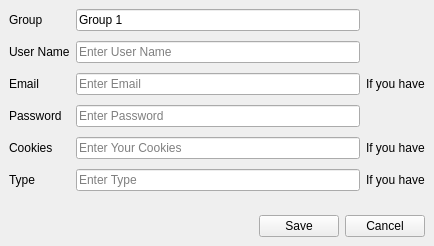
The window that ui/Public/Add_Account.ui (kreemkhaled112/GUI) describes before a commit, drawn with Qt 5.
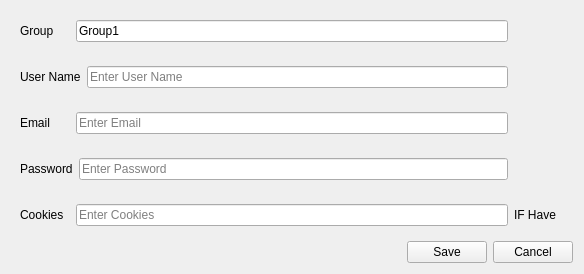
The same window after the commit.

```diff
--- a/ui/Public/Add_Account.ui
+++ b/ui/Public/Add_Account.ui
@@ -6,117 +6,122 @@
    <rect>
     <x>0</x>
     <y>0</y>
-    <width>434</width>
-    <height>244</height>
+    <width>584</width>
+    <height>263</height>
    </rect>
   </property>
   <property name="windowTitle">
    <string>Form</string>
   </property>
-  <layout class="QVBoxLayout" name="verticalLayout_3">
-   <property name="leftMargin">
-    <number>0</number>
-   </property>
-   <property name="topMargin">
-    <number>0</number>
-   </property>
-   <property name="rightMargin">
-    <number>0</number>
-   </property>
-   <property name="bottomMargin">
-    <number>0</number>
-   </property>
-   <item>
-    <widget class="QWidget" name="widget_3" native="true">
-     <layout class="QHBoxLayout" name="horizontalLayout">
+  <layout class="QGridLayout" name="gridLayout">
+   <item row="4" column="0" colspan="2" alignment="Qt::AlignRight">
+    <widget class="QWidget" name="widget_2" native="true">
+     <layout class="QHBoxLayout" name="horizontalLayout_8">
+      <property name="spacing">
+       <number>6</number>
+      </property>
+      <property name="leftMargin">
+       <number>0</number>
+      </property>
+      <property name="topMargin">
+       <number>0</number>
+      </property>
+      <property name="rightMargin">
+       <number>0</number>
+      </property>
+      <property name="bottomMargin">
+       <number>0</number>
+      </property>
       <item>
-       <widget class="QWidget" name="widget" native="true">
-        <layout class="QVBoxLayout" name="verticalLayout">
-         <property name="spacing">
-          <number>10</number>
-         </property>
-         <property name="leftMargin">
-          <number>0</number>
-         </property>
-         <property name="topMargin">
-          <number>0</number>
-         </property>
-         <property name="rightMargin">
-          <number>0</number>
-         </property>
-         <property name="bottomMargin">
-          <number>0</number>
-         </property>
-         <item>
-          <widget class="QLabel" name="label_5">
-           <property name="text">
-            <string>Group</string>
-           </property>
-          </widget>
-         </item>
-         <item>
-          <widget class="QLabel" name="label_3">
-           <property name="text">
-            <string>User Name</string>
-           </property>
-          </widget>
-         </item>
-         <item>
-          <widget class="QLabel" name="label_2">
-           <property name="text">
-            <string>Email</string>
-           </property>
-          </widget>
-         </item>
+       <widget class="QPushButton" name="Save">
+        <property name="text">
+         <string>Save</string>
+        </property>
+       </widget>
+      </item>
+      <item>
+       <widget class="QPushButton" name="Cancel">
+        <property name="text">
+         <string>Cancel</string>
+        </property>
+       </widget>
+      </item>
+     </layout>
+    </widget>
+   </item>
+   <item row="0" column="0" rowspan="3" colspan="2">
+    <widget class="QWidget" name="widget" native="true">
+     <layout class="QVBoxLayout" name="verticalLayout">
+      <property name="spacing">
+       <number>6</number>
+      </property>
+      <property name="leftMargin">
+       <number>0</number>
+      </property>
+      <property name="topMargin">
+       <number>0</number>
+      </property>
+      <property name="rightMargin">
+       <number>0</number>
+      </property>
+      <property name="bottomMargin">
+       <number>0</number>
+      </property>
+      <item>
+       <widget class="QWidget" name="widget_3" native="true">
+        <layout class="QHBoxLayout" name="horizontalLayout">
          <item>
           <widget class="QLabel" name="label">
-           <property name="text">
-            <string>Password</string>
+           <property name="minimumSize">
+            <size>
+             <width>50</width>
+             <height>0</height>
+            </size>
            </property>
-          </widget>
-         </item>
-         <item>
-          <widget class="QLabel" name="label_6">
            <property name="text">
-            <string>Cookies</string>
+            <string>Group</string>
            </property>
           </widget>
          </item>
-         <item>
-          <widget class="QLabel" name="label_4">
-           <property name="text">
-            <string>Type</string>
-           </property>
-          </widget>
-         </item>
-        </layout>
-       </widget>
-      </item>
-      <item>
-       <widget class="QWidget" name="widget_2" native="true">
-        <layout class="QVBoxLayout" name="verticalLayout_2">
-         <property name="spacing">
-          <number>10</number>
-         </property>
-         <property name="leftMargin">
-          <number>0</number>
-         </property>
-         <property name="topMargin">
-          <number>0</number>
-         </property>
-         <property name="rightMargin">
-          <number>0</number>
-         </property>
-         <property name="bottomMargin">
-          <number>0</number>
-         </property>
          <item>
           <widget class="QLineEdit" name="Group">
            <property name="text">
-            <string>Group 1</string>
+            <string>Group1</string>
            </property>
            <property name="placeholderText">
-            <string>Enter Group Name</string>
+            <string/>
+           </property>
+          </widget>
+         </item>
+         <item>
+          <widget class="QLabel" name="label_2">
+           <property name="minimumSize">
+            <size>
+             <width>50</width>
+             <height>0</height>
+            </size>
+           </property>
+           <property name="text">
+            <string/>
+           </property>
+          </widget>
+         </item>
+        </layout>
+       </widget>
+      </item>
+      <item>
+       <widget class="QWidget" name="widget_5" native="true">
+        <layout class="QHBoxLayout" name="horizontalLayout_3">
+         <item>
+          <widget class="QLabel" name="label_5">
+           <property name="minimumSize">
+            <size>
+             <width>50</width>
+             <height>0</height>
+            </size>
+           </property>
+           <property name="text">
+            <string>User Name</string>
            </property>
           </widget>
          </item>
@@ -128,6 +133,38 @@
           </widget>
          </item>
          <item>
+          <widget class="QLabel" name="label_6">
+           <property name="minimumSize">
+            <size>
+             <width>50</width>
+             <height>0</height>
+            </size>
+           </property>
+           <property name="text">
+            <string/>
+           </property>
+          </widget>
+         </item>
+        </layout>
+       </widget>
+      </item>
+      <item>
+       <widget class="QWidget" name="widget_7" native="true">
+        <layout class="QHBoxLayout" name="horizontalLayout_5">
+         <item>
+          <widget class="QLabel" name="label_9">
+           <property name="minimumSize">
+            <size>
+             <width>50</width>
+             <height>0</height>
+            </size>
+           </property>
+           <property name="text">
+            <string>Email</string>
+           </property>
+          </widget>
+         </item>
+         <item>
           <widget class="QLineEdit" name="Email">
            <property name="placeholderText">
             <string>Enter Email</string>
@@ -135,6 +172,38 @@
           </widget>
          </item>
          <item>
+          <widget class="QLabel" name="label_10">
+           <property name="minimumSize">
+            <size>
+             <width>50</width>
+             <height>0</height>
+            </size>
+           </property>
+           <property name="text">
+            <string/>
+           </property>
+          </widget>
+         </item>
+        </layout>
+       </widget>
+      </item>
+      <item>
+       <widget class="QWidget" name="widget_6" native="true">
+        <layout class="QHBoxLayout" name="horizontalLayout_4">
+         <item>
+          <widget class="QLabel" name="label_7">
+           <property name="minimumSize">
+            <size>
+             <width>50</width>
+             <height>0</height>
+            </size>
+           </property>
+           <property name="text">
+            <string>Password</string>
+           </property>
+          </widget>
+         </item>
+         <item>
           <widget class="QLineEdit" name="Password">
            <property name="placeholderText">
             <string>Enter Password</string>
@@ -142,79 +211,57 @@
           </widget>
          </item>
          <item>
+          <widget class="QLabel" name="label_8">
+           <property name="minimumSize">
+            <size>
+             <width>50</width>
+             <height>0</height>
+            </size>
+           </property>
+           <property name="text">
+            <string/>
+           </property>
+          </widget>
+         </item>
+        </layout>
+       </widget>
+      </item>
+      <item>
+       <widget class="QWidget" name="widget_8" native="true">
+        <layout class="QHBoxLayout" name="horizontalLayout_6">
+         <item>
+          <widget class="QLabel" name="label_11">
+           <property name="minimumSize">
+            <size>
+             <width>50</width>
+             <height>0</height>
+            </size>
+           </property>
+           <property name="text">
+            <string>Cookies</string>
+           </property>
+          </widget>
+         </item>
+         <item>
           <widget class="QLineEdit" name="Cookies">
-           <property name="placeholderText">
-            <string>Enter Your Cookies</string>
-           </property>
-          </widget>
-         </item>
-         <item>
-          <widget class="QLineEdit" name="Type">
-           <property name="placeholderText">
-            <string>Enter Type</string>
-           </property>
-          </widget>
-         </item>
-        </layout>
-       </widget>
-      </item>
-      <item>
-       <widget class="QWidget" name="widget_4" native="true">
-        <layout class="QVBoxLayout" name="verticalLayout_4">
-         <property name="spacing">
-          <number>10</number>
-         </property>
-         <property name="leftMargin">
-          <number>0</number>
-         </property>
-         <property name="topMargin">
-          <number>0</number>
-         </property>
-         <property name="rightMargin">
-          <number>0</number>
-         </property>
-         <property name="bottomMargin">
-          <number>0</number>
-         </property>
-         <item>
-          <widget class="QLabel" name="label_7">
            <property name="text">
             <string/>
            </property>
-          </widget>
-         </item>
-         <item>
-          <widget class="QLabel" name="label_10">
-           <property name="text">
-            <string/>
+           <property name="placeholderText">
+            <string>Enter Cookies</string>
            </property>
           </widget>
          </item>
          <item>
           <widget class="QLabel" name="label_12">
-           <property name="text">
-            <string>If you have</string>
+           <property name="minimumSize">
+            <size>
+             <width>50</width>
+             <height>0</height>
+            </size>
            </property>
-          </widget>
-         </item>
-         <item>
-          <widget class="QLabel" name="label_9">
            <property name="text">
-            <string/>
-           </property>
-          </widget>
-         </item>
-         <item>
-          <widget class="QLabel" name="label_11">
-           <property name="text">
-            <string>If you have</string>
-           </property>
-          </widget>
-         </item>
-         <item>
-          <widget class="QLabel" name="label_8">
-           <property name="text">
-            <string>If you have</string>
+            <string>IF Have</string>
            </property>
           </widget>
          </item>
@@ -224,26 +271,6 @@
      </layout>
     </widget>
    </item>
-   <item alignment="Qt::AlignRight">
-    <widget class="QWidget" name="widget_7" native="true">
-     <layout class="QHBoxLayout" name="horizontalLayout_7">
-      <item>
-       <widget class="QPushButton" name="Save">
-        <property name="text">
-         <string>Save</string>
-        </property>
-       </widget>
-      </item>
-      <item>
-       <widget class="QPushButton" name="Cancel">
-        <property name="text">
-         <string>Cancel</string>
-        </property>
-       </widget>
-      </item>
-     </layout>
-    </widget>
-   </item>
   </layout>
  </widget>
  <resources/>
```
